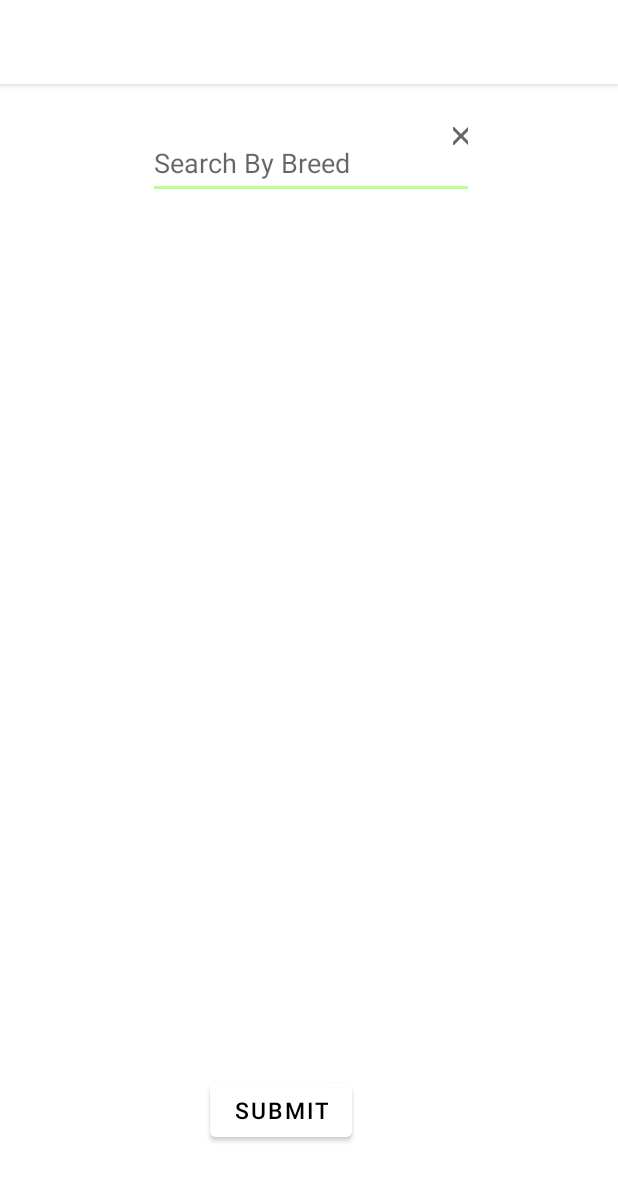
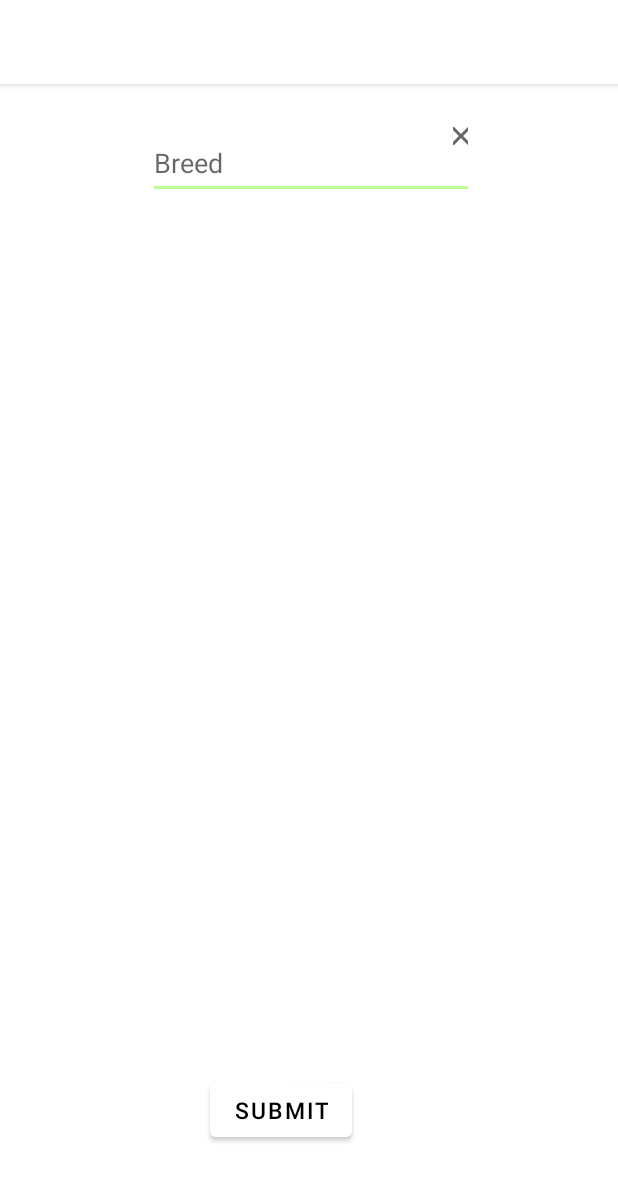
Before and after one commit to ladybando/Dogtionary, an Android app: the screen it shows after launch (MainActivity), after a tap on "By Breed", on a phone screen of 412 x 824 dp. Shown: the top 1181 px of the screen. Run offline under Robolectric (Android 15) with nearby library versions, the phone set to English and light mode, and no system bars; our stand-ins replace data binding; pictures from the network do not load; 1 statement that could not run was skipped.

Commit message:
Update strings.xml

```diff
--- a/app/src/main/res/values/strings.xml
+++ b/app/src/main/res/values/strings.xml
@@ -3,10 +3,7 @@
     <string name="next">Next</string>
     <string name="doggies">Doggies!!</string>
     <string name="submit">Submit</string>
-    <string name="breed">Search By Breed</string>
-    <!-- TODO: Remove or change this placeholder text -->
-    <string name="hello_blank_fragment">Hello blank fragment</string>
-    <string name="heading">Click \'Submit\' to See Different Pictures</string>
+    <string name="breed">Breed</string>
     <string name="by_breed">By Breed</string>
     <string name="clear">Clear text</string>
 </resources>
```
